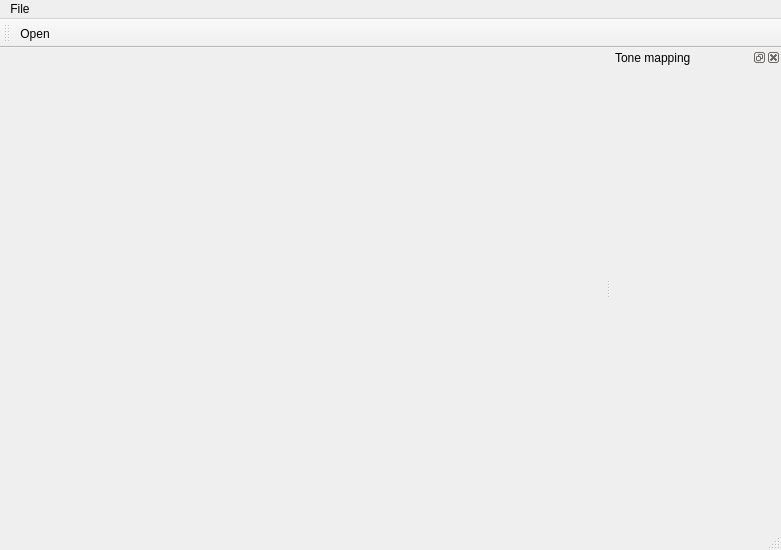
Above: mainwindow.ui from ziman/leveler before the change. Below: the same form after it.
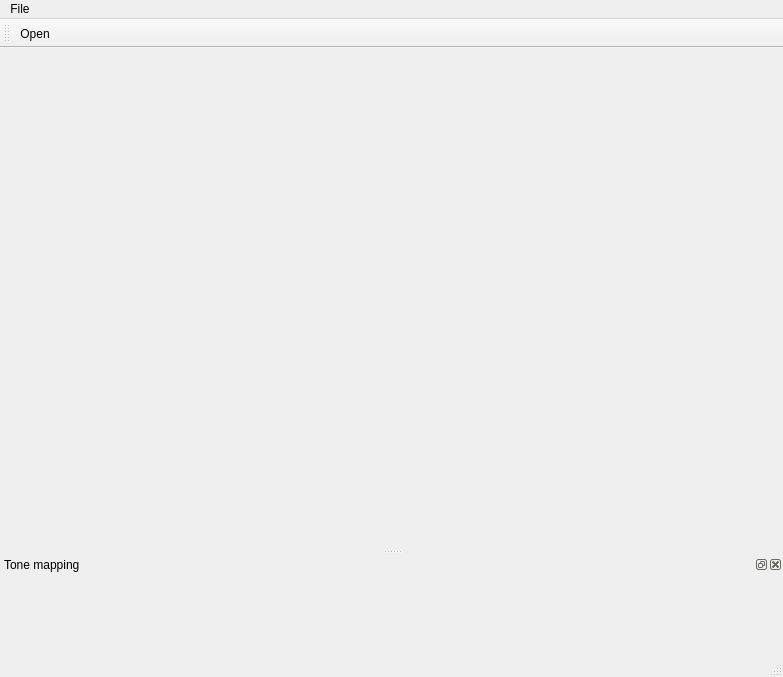
That is the form after the change. Icons and pictures are not drawn. Custom widgets are drawn as their Qt base class.

Diff of the .ui file:
```diff
--- a/mainwindow.ui
+++ b/mainwindow.ui
@@ -6,26 +6,60 @@
    <rect>
     <x>0</x>
     <y>0</y>
-    <width>781</width>
-    <height>550</height>
+    <width>783</width>
+    <height>677</height>
    </rect>
   </property>
   <property name="windowTitle">
    <string>MainWindow</string>
   </property>
   <widget class="QWidget" name="centralWidget">
-   <layout class="QHBoxLayout" name="horizontalLayout">
+   <layout class="QVBoxLayout" name="verticalLayout_2">
+    <property name="margin">
+     <number>2</number>
+    </property>
     <item>
-     <widget class="QLabel" name="picture">
-      <property name="sizePolicy">
-       <sizepolicy hsizetype="Expanding" vsizetype="Expanding">
-        <horstretch>0</horstretch>
-        <verstretch>0</verstretch>
-       </sizepolicy>
+     <widget class="QScrollArea" name="scrollArea">
+      <property name="frameShape">
+       <enum>QFrame::NoFrame</enum>
       </property>
-      <property name="text">
-       <string/>
+      <property name="frameShadow">
+       <enum>QFrame::Plain</enum>
       </property>
+      <property name="widgetResizable">
+       <bool>true</bool>
+      </property>
+      <widget class="QWidget" name="scrollAreaWidgetContents">
+       <property name="geometry">
+        <rect>
+         <x>0</x>
+         <y>0</y>
+         <width>779</width>
+         <height>372</height>
+        </rect>
+       </property>
+       <layout class="QHBoxLayout" name="horizontalLayout_2">
+        <item>
+         <widget class="QLabel" name="picture">
+          <property name="sizePolicy">
+           <sizepolicy hsizetype="Expanding" vsizetype="Expanding">
+            <horstretch>0</horstretch>
+            <verstretch>0</verstretch>
+           </sizepolicy>
+          </property>
+          <property name="text">
+           <string/>
+          </property>
+          <property name="scaledContents">
+           <bool>true</bool>
+          </property>
+          <property name="alignment">
+           <set>Qt::AlignCenter</set>
+          </property>
+         </widget>
+        </item>
+       </layout>
+      </widget>
      </widget>
     </item>
    </layout>
@@ -35,7 +69,7 @@
     <rect>
      <x>0</x>
      <y>0</y>
-     <width>781</width>
+     <width>783</width>
      <height>25</height>
     </rect>
    </property>
@@ -60,37 +94,36 @@
   </widget>
   <widget class="QStatusBar" name="statusBar"/>
   <widget class="QDockWidget" name="dockWidget_2">
+   <property name="sizePolicy">
+    <sizepolicy hsizetype="Preferred" vsizetype="Ignored">
+     <horstretch>0</horstretch>
+     <verstretch>0</verstretch>
+    </sizepolicy>
+   </property>
+   <property name="minimumSize">
+    <size>
+     <width>70</width>
+     <height>100</height>
+    </size>
+   </property>
    <property name="windowTitle">
     <string>Tone mapping</string>
    </property>
    <attribute name="dockWidgetArea">
-    <number>2</number>
+    <number>8</number>
    </attribute>
    <widget class="QWidget" name="dockWidgetContents_2">
     <layout class="QVBoxLayout" name="verticalLayout">
      <item>
       <widget class="ToneMap" name="toneMap" native="true">
        <property name="sizePolicy">
-        <sizepolicy hsizetype="Preferred" vsizetype="MinimumExpanding">
+        <sizepolicy hsizetype="Expanding" vsizetype="Expanding">
          <horstretch>0</horstretch>
          <verstretch>0</verstretch>
         </sizepolicy>
        </property>
       </widget>
      </item>
-     <item>
-      <spacer name="verticalSpacer">
-       <property name="orientation">
-        <enum>Qt::Vertical</enum>
-       </property>
-       <property name="sizeHint" stdset="0">
-        <size>
-         <width>148</width>
-         <height>268</height>
-        </size>
-       </property>
-      </spacer>
-     </item>
     </layout>
    </widget>
   </widget>
```
Left out of the diff: 2 changed lines with no effect on the pictures.
